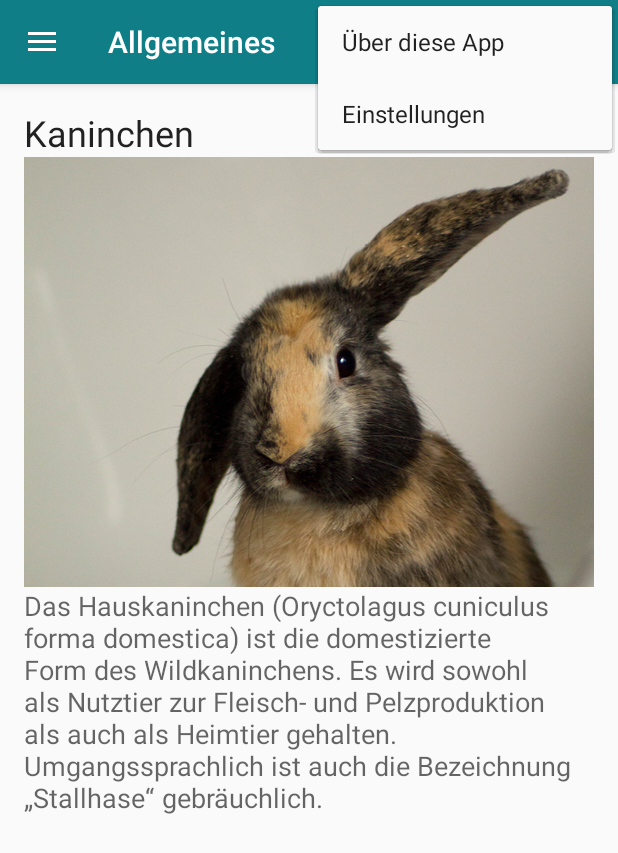
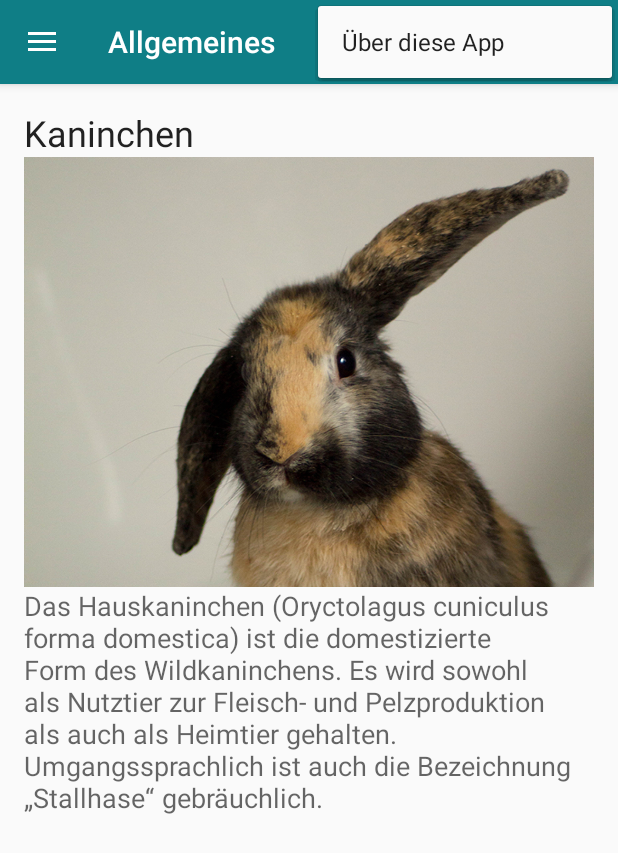
Before and after one commit to cheinisch/petcheck, an Android app: the screen it shows after launch (MainActivity), with the options menu open, on a phone screen of 412 x 824 dp. Shown: the top 853 px of the screen. Run offline under Robolectric (Android 15) with nearby library versions, the phone set to English and light mode, and no system bars; 1 statement that could not run was skipped.

Commit message:
Release zur Betaphase

```diff
--- a/app/build.gradle
+++ b/app/build.gradle
@@ -11,8 +11,8 @@ android {
         applicationId "de.christian_heinisch.rabbitcheck"
         minSdkVersion 15
         targetSdkVersion 24
-        versionCode 11
-        versionName '0.4.1'
+        versionCode 12
+        versionName '0.5.0'
         testInstrumentationRunner "android.support.test.runner.AndroidJUnitRunner"
         vectorDrawables.useSupportLibrary = true
     }
--- a/app/src/main/res/menu/main.xml
+++ b/app/src/main/res/menu/main.xml
@@ -6,9 +6,9 @@
         android:orderInCategory="100"
         android:title="@string/action_about"
         app:showAsAction="never" />
-    <item
+    <!--<item
         android:id="@+id/action_settings"
         android:orderInCategory="100"
         android:title="@string/action_settings"
-        app:showAsAction="never" />
+        app:showAsAction="never" />-->
 </menu>
```
Also changed, not shown: 1 other file.
